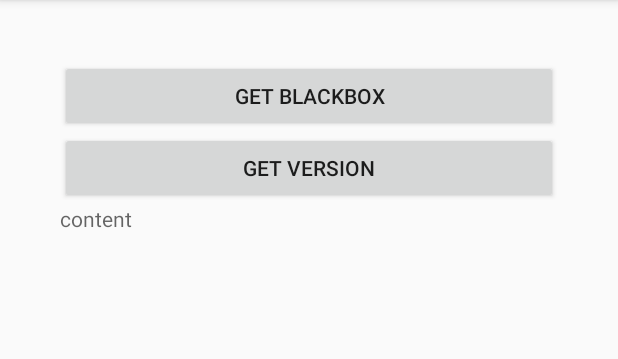
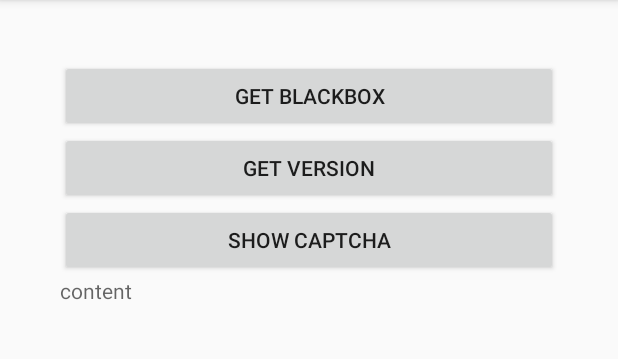
Before and after one commit to trustdecision/mobrisk-android-sample, an Android app: the MainActivity screen opened directly, with no data from a screen before it, on a phone screen of 412 x 824 dp, the part 84-443 px from its top. Run offline under Robolectric (Android 15) with nearby library versions, the phone set to English and light mode, and no system bars.

Commit message:
sample supports captcha

```diff
--- a/app/src/main/AndroidManifest.xml
+++ b/app/src/main/AndroidManifest.xml
@@ -16,7 +16,8 @@
     <uses-permission android:name="android.permission.READ_PHONE_STATE" />
     <!-- Android11及以上获取安装包列表需要该权限，采集安装包列表涉及到⻛险合规，是否需要该权限业务⽅⾃⾏选
  择 -->
-    <uses-permission android:name="android.permission.QUERY_ALL_PACKAGES" />
+    <uses-permission android:name="android.permission.QUERY_ALL_PACKAGES"
+        tools:ignore="QueryAllPackagesPermission" />
 
     <application
         android:name="cn.tongdun.mobrisk.demo.App"
--- a/app/src/main/java/cn.tongdun.mobrisk.demo/MainActivity.java
+++ b/app/src/main/java/cn.tongdun.mobrisk.demo/MainActivity.java
@@ -4,10 +4,12 @@ import android.Manifest;
 import android.os.Build;
 import android.os.Bundle;
 import android.support.v7.app.AppCompatActivity;
+import android.util.Log;
 import android.view.View;
 import android.widget.TextView;
 
 import cn.tongdun.mobrisk.TDRisk;
+import cn.tongdun.mobrisk.TDRiskCaptchaCallback;
 import cn.tongdun.mobrisk.demo.utils.HandlerUtils;
 
 
@@ -55,5 +57,27 @@ public class MainActivity extends AppCompatActivity {
                 tvContent.setText(TDRisk.getSDKVersion());
             }
         });
+
+        findViewById(R.id.bt_show_captcha).setOnClickListener(new View.OnClickListener() {
+            @Override
+            public void onClick(View view) {
+                TDRisk.showCaptcha(MainActivity.this, new TDRiskCaptchaCallback() {
+                    @Override
+                    public void onReady() {
+                        Log.d("TD","Captcha window popup is successful, waiting to be verified!!!");
+                    }
+
+                    @Override
+                    public void onSuccess(String token) {
+                        Log.d("TD","Obtain TrustDecision Captcha successfully!!!,validateToken:" + token);
+                    }
+
+                    @Override
+                    public void onFailed(int errorCode, String errorMsg) {
+                        Log.d("TD","TrustDecision Captcha failed!!!, errorCode:"+ errorCode + ", errorMsg:" + errorMsg);
+                    }
+                });
+            }
+        });
     }
 }
--- a/app/src/main/res/layout/activity_main.xml
+++ b/app/src/main/res/layout/activity_main.xml
@@ -28,6 +28,12 @@
             android:layout_height="wrap_content"
             android:text="get version" />
 
+        <Button
+            android:id="@+id/bt_show_captcha"
+            android:layout_width="match_parent"
+            android:layout_height="wrap_content"
+            android:text="show captcha" />
+
         <TextView
             android:id="@+id/tv_content"
             android:layout_width="match_parent"
```
Also changed, not shown: app/build.gradle (+9 -1 lines), app/src/main/java/cn.tongdun.mobrisk.demo/App.java (+14 -6 lines).
